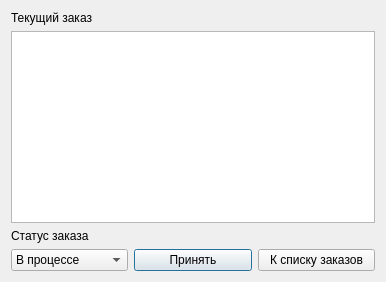
Old version of the form orderformasterdialog.ui in the repository detf0r/MDKP.
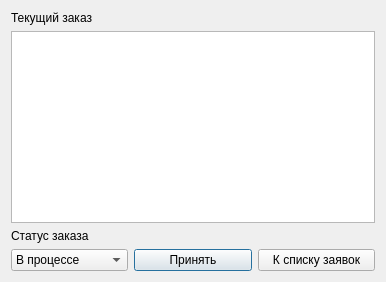
New version of the form.

```diff
--- a/orderformasterdialog.ui
+++ b/orderformasterdialog.ui
@@ -59,7 +59,7 @@
        <item>
         <widget class="QPushButton" name="pushButton">
          <property name="text">
-          <string>К списку заказов</string>
+          <string>К списку заявок</string>
          </property>
         </widget>
        </item>
```
